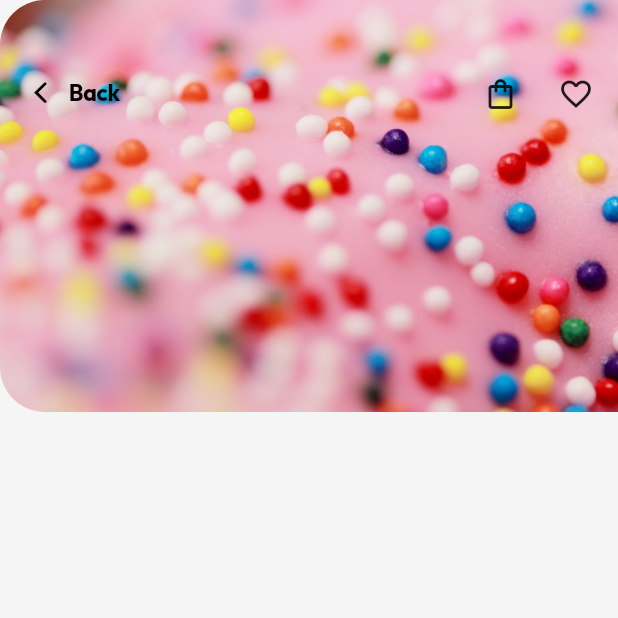
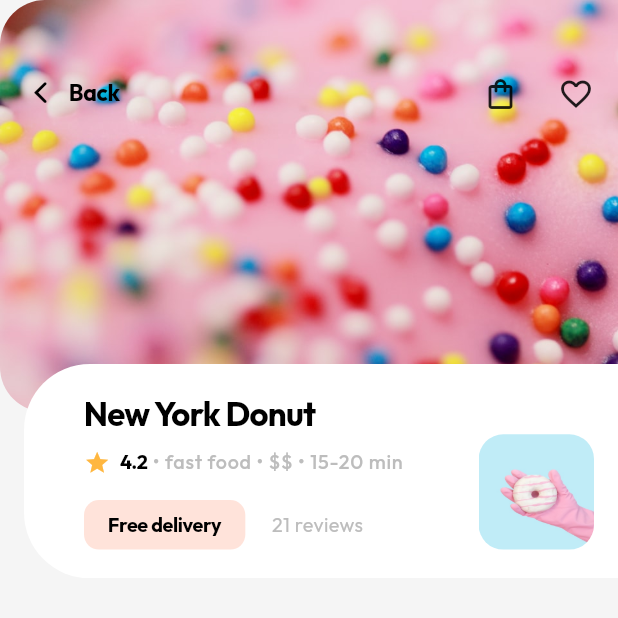
Before and after one commit to dariopmaciel/delivery_food_app, a Flutter app: the VendorScreen screen opened directly, on a phone screen of 412 x 824 dp, the top half of it. Run offline on Flutter 3.47's test engine with Material 2 defaults, Android fonts, the phone set to English and light mode, and no system bars; our stand-ins replace flutter_svg.

Commit message:
clippboardVendor

```diff
--- a/lib/screens/vendor_screen/vendor_screen.dart
+++ b/lib/screens/vendor_screen/vendor_screen.dart
@@ -98,19 +98,19 @@ class _VendorScreenState extends State<VendorScreen> {
                         onBackTap: _navigateBack,
                       ),
                     ),
-                    // const Positioned(
-                    //   bottom: 0,
-                    //   left: 0,
-                    //   right: 0,
-                    //   child: ClippedContainer(
-                    //     backgroundColor: Colors.white,
-                    //     child: VendorInfoCard(
-                    //       title: "New York Donut",
-                    //       rating: 4.2,
-                    //       sideImagePath: 'assets/images/temp_vendor_logo.png',
-                    //     ),
-                    //   ),
-                    // ),
+                    const Positioned(
+                      bottom: 0,
+                      left: 0,
+                      right: 0,
+                      child: ClippedContainer(
+                        backgroundColor: Colors.white,
+                        child: VendorInfoCard(
+                          title: "New York Donut",
+                          rating: 4.2,
+                          sideImagePath: 'assets/images/temp_vendor_logo.png',
+                        ),
+                      ),
+                    ),
                   ],
                 ),
               ),
```
